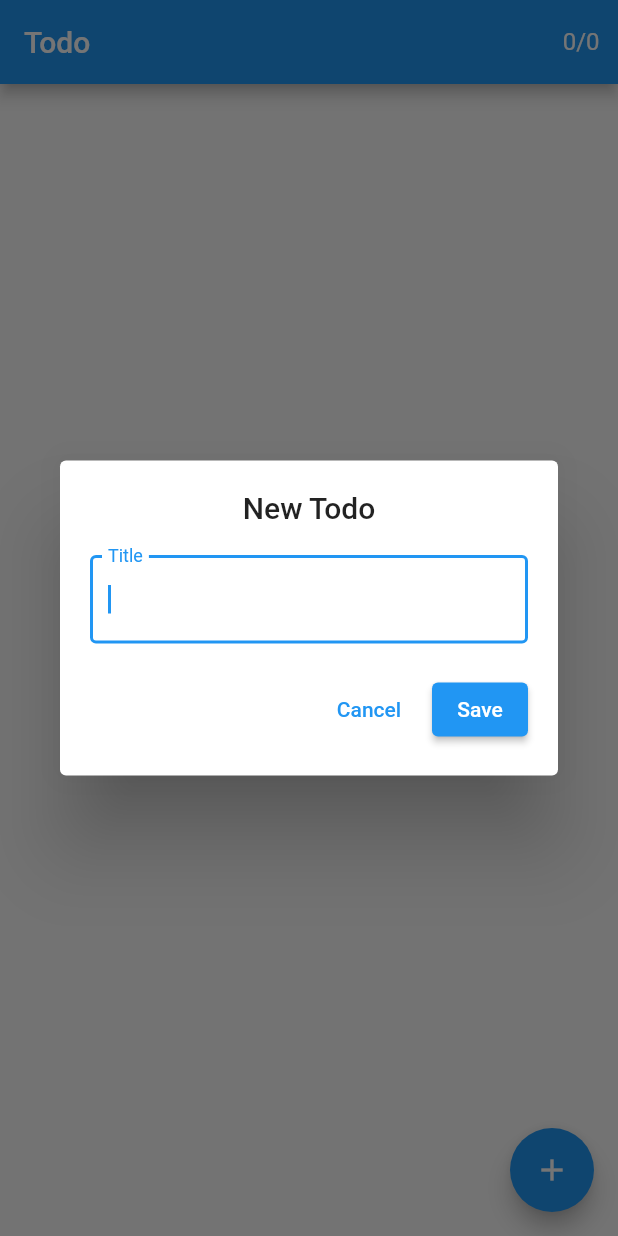
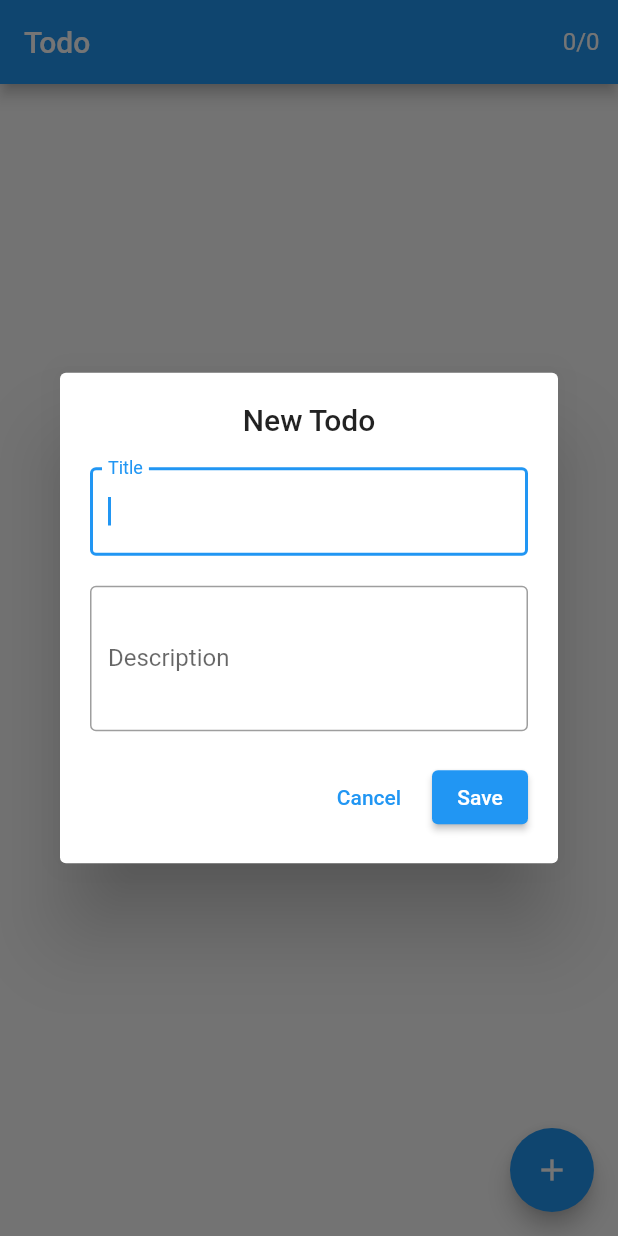
Before and after one commit to albinpk/flutter-todo, a Flutter app: the screen it shows after launch, after a tap on the "add" icon, on a phone screen of 412 x 824 dp. Run offline on Flutter 3.47's test engine with Material 2 defaults, Android fonts, the phone set to English and light mode, and no system bars; our stand-ins replace equatable, flutter_bloc.

Commit message:
feat(todo): update TodoForm
create TextFormField for todo description

```diff
--- a/000-todo/lib/widgets/todo_form.dart
+++ b/000-todo/lib/widgets/todo_form.dart
@@ -19,6 +19,7 @@ class TodoForm extends StatefulWidget {
 class _TodoFormState extends State<TodoForm> {
   final GlobalKey<FormState> _formKey = GlobalKey<FormState>();
   late String _title;
+  late String _description;
 
   @override
   Widget build(BuildContext context) {
@@ -48,6 +49,16 @@ class _TodoFormState extends State<TodoForm> {
                 return null;
               },
               onSaved: (value) => _title = value!.trim(),
+            ),
+            const SizedBox(height: 20),
+            TextFormField(
+              initialValue: widget.todo?.description,
+              decoration: const InputDecoration(
+                border: OutlineInputBorder(),
+                label: Text('Description'),
+              ),
+              maxLines: 3,
+              onSaved: (value) => _description = value?.trim() ?? '',
             ),
             const SizedBox(height: 20),
             Row(
```
